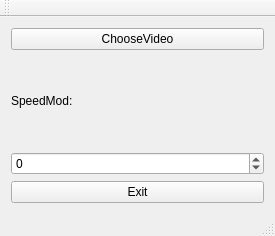
It-Why/VideoPlay, file VideoPlay/VideoPlay.ui: the form before one commit.
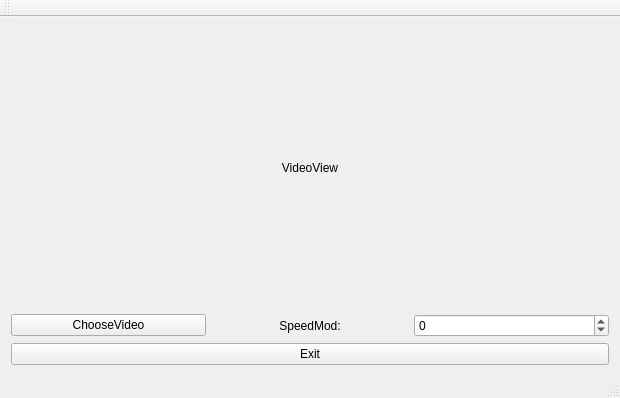
The form after the commit.

```diff
--- a/VideoPlay/VideoPlay.ui
+++ b/VideoPlay/VideoPlay.ui
@@ -6,8 +6,8 @@
    <rect>
     <x>0</x>
     <y>0</y>
-    <width>275</width>
-    <height>236</height>
+    <width>620</width>
+    <height>398</height>
    </rect>
   </property>
   <property name="windowTitle">
@@ -16,7 +16,19 @@
   <widget class="QWidget" name="centralWidget">
    <layout class="QVBoxLayout" name="verticalLayout">
     <item>
-     <layout class="QVBoxLayout" name="verticalLayout_2" stretch="1,1,0,0">
+     <layout class="QVBoxLayout" name="verticalLayout_2" stretch="0,0,0">
+      <item>
+       <widget class="QLabel" name="label_VideoView">
+        <property name="text">
+         <string>VideoView</string>
+        </property>
+        <property name="alignment">
+         <set>Qt::AlignCenter</set>
+        </property>
+       </widget>
+      </item>
+      <item>
+       <layout class="QHBoxLayout" name="horizontalLayout" stretch="1,1,1">
       <item>
        <widget class="QPushButton" name="pushButton_ChooseVideo">
         <property name="text">
@@ -29,6 +41,9 @@
         <property name="text">
          <string>SpeedMod:</string>
         </property>
+          <property name="alignment">
+           <set>Qt::AlignCenter</set>
+          </property>
        </widget>
       </item>
       <item>
@@ -41,6 +56,8 @@
         </property>
        </widget>
       </item>
+       </layout>
+      </item>
       <item>
        <widget class="QPushButton" name="pushButton_Exit">
         <property name="text">
```
Left out of the diff: 2 changed lines with no effect on the pictures. Lines whose indentation alone changed are shown as unchanged.
